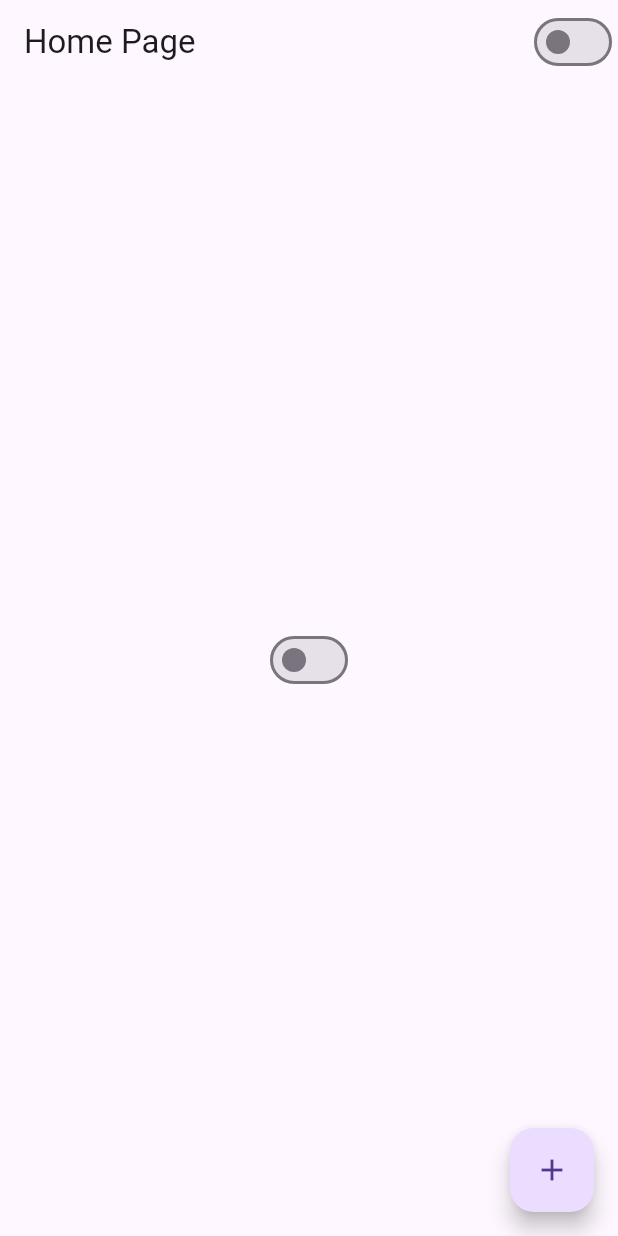
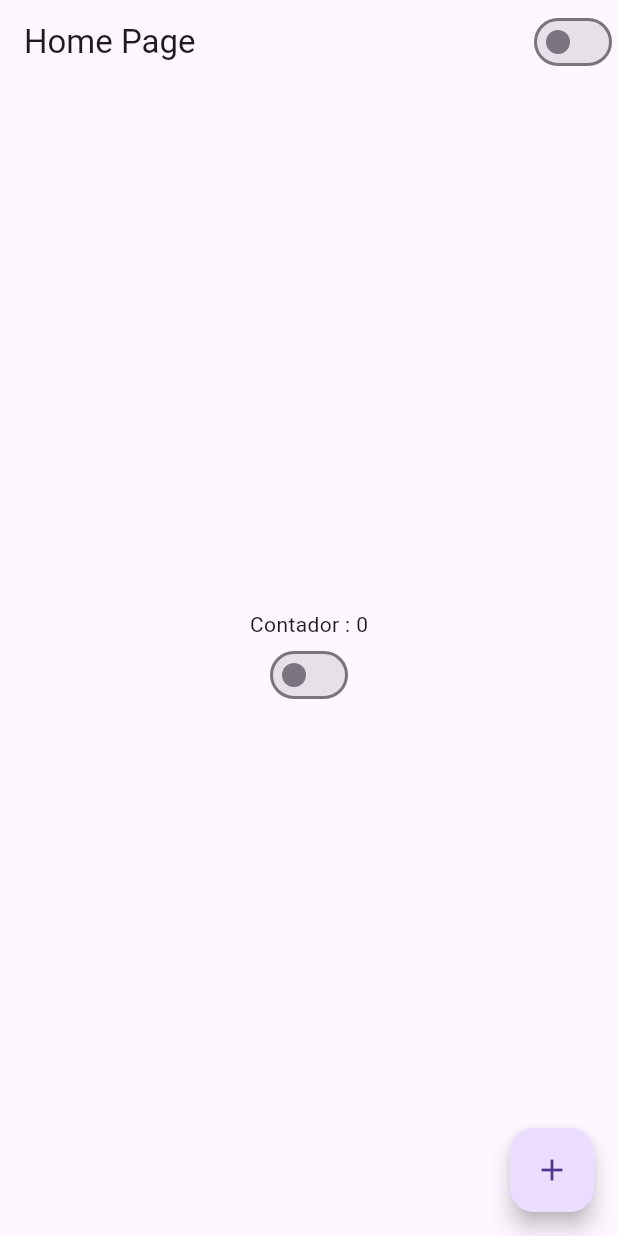
Before and after one commit to caiqalmeida/flutter-hello-world, a Flutter app: the screen it shows after launch, on a phone screen of 412 x 824 dp. Run offline on Flutter 3.47's test engine with Material 3 defaults, Android fonts, the phone set to English and light mode, and no system bars.

Commit message:
feat: add column

```diff
--- a/lib/home_page.dart
+++ b/lib/home_page.dart
@@ -19,7 +19,14 @@ class HomePageState extends State<HomePage> {
         title: Text("Home Page"),
         actions: [CustomSwitch()],
       ),
-      body: Center(child: CustomSwitch()),
+      body: Container(
+        width: double.infinity,
+        height: double.infinity,
+        child: Column(
+          mainAxisAlignment: MainAxisAlignment.center,
+          children: [Text('Contador : $counter'), CustomSwitch()],
+        ),
+      ),
       floatingActionButton: FloatingActionButton(
         child: Icon(Icons.add),
         onPressed: () {
```
